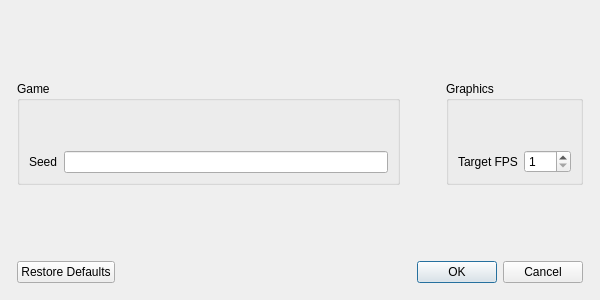
This is src/gui/OptionsDialog.ui in Glycaa/CrafTuX as Qt 5 draws it before an edit. The edited form follows.
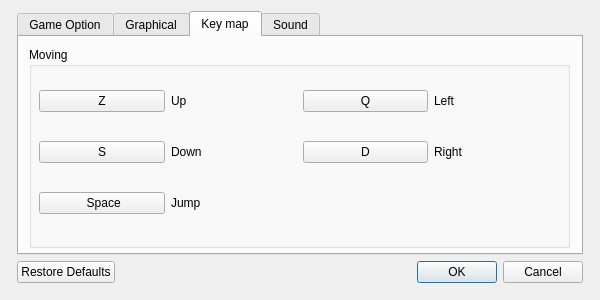
This is the edited form. The open tabs and pages were chosen to show the change.

Commit message: Add new menu option, and begin key selection

Patch:
```diff
--- a/src/gui/OptionsDialog.ui
+++ b/src/gui/OptionsDialog.ui
@@ -2,6 +2,14 @@
 <ui version="4.0">
  <class>OptionsDialog</class>
  <widget class="QDialog" name="OptionsDialog">
+  <property name="geometry">
+   <rect>
+    <x>0</x>
+    <y>0</y>
+    <width>600</width>
+    <height>300</height>
+   </rect>
+  </property>
   <property name="minimumSize">
    <size>
     <width>600</width>
@@ -28,19 +36,23 @@
     <number>17</number>
    </property>
    <item>
-    <spacer name="topVerticalSpacer">
-     <property name="orientation">
-      <enum>Qt::Vertical</enum>
+    <widget class="QTabWidget" name="tabOption">
+     <property name="currentIndex">
+      <number>0</number>
      </property>
-     <property name="sizeHint" stdset="0">
-      <size>
-       <width>20</width>
-       <height>40</height>
-      </size>
-     </property>
-    </spacer>
-   </item>
-   <item>
+     <widget class="QWidget" name="tab">
+      <attribute name="title">
+       <string>Game Option</string>
+      </attribute>
+      <widget class="QWidget" name="">
+       <property name="geometry">
+        <rect>
+         <x>10</x>
+         <y>10</y>
+         <width>541</width>
+         <height>201</height>
+        </rect>
+       </property>
     <layout class="QHBoxLayout" name="horizontalLayout">
      <item>
       <layout class="QVBoxLayout" name="gameVerticalLayout">
@@ -50,19 +62,6 @@
           <string>Game</string>
          </property>
          <layout class="QVBoxLayout" name="verticalLayout_4">
-          <item>
-           <spacer name="gameVerticalSpacer">
-            <property name="orientation">
-             <enum>Qt::Vertical</enum>
-            </property>
-            <property name="sizeHint" stdset="0">
-             <size>
-              <width>20</width>
-              <height>40</height>
-             </size>
-            </property>
-           </spacer>
-          </item>
           <item>
            <layout class="QHBoxLayout" name="seedHozizontalLayout">
             <item>
@@ -77,6 +76,19 @@
             </item>
            </layout>
           </item>
+             <item>
+              <spacer name="verticalSpacer">
+               <property name="orientation">
+                <enum>Qt::Vertical</enum>
+               </property>
+               <property name="sizeHint" stdset="0">
+                <size>
+                 <width>20</width>
+                 <height>40</height>
+                </size>
+               </property>
+              </spacer>
+             </item>
          </layout>
         </widget>
        </item>
@@ -87,9 +99,6 @@
        <property name="orientation">
         <enum>Qt::Horizontal</enum>
        </property>
-       <property name="sizeType">
-        <enum>QSizePolicy::Fixed</enum>
-       </property>
        <property name="sizeHint" stdset="0">
         <size>
          <width>40</width>
@@ -98,27 +107,31 @@
        </property>
       </spacer>
      </item>
-     <item>
-      <layout class="QVBoxLayout" name="graphicsVerticalLayout">
+       </layout>
+      </widget>
+      <zorder>groupBox</zorder>
+      <zorder></zorder>
+     </widget>
+     <widget class="QWidget" name="tab_2">
+      <attribute name="title">
+       <string>Graphical</string>
+      </attribute>
+      <widget class="QWidget" name="horizontalLayoutWidget">
+       <property name="geometry">
+        <rect>
+         <x>9</x>
+         <y>10</y>
+         <width>541</width>
+         <height>201</height>
+        </rect>
+       </property>
+       <layout class="QHBoxLayout" name="horizontalLayout_2">
        <item>
         <widget class="QGroupBox" name="graphicsGroupBox">
          <property name="title">
-          <string>Graphics</string>
+           <string>FPS</string>
          </property>
          <layout class="QVBoxLayout" name="verticalLayout_5">
-          <item>
-           <spacer name="graphicsVerticalSpacer">
-            <property name="orientation">
-             <enum>Qt::Vertical</enum>
-            </property>
-            <property name="sizeHint" stdset="0">
-             <size>
-              <width>20</width>
-              <height>40</height>
-             </size>
-            </property>
-           </spacer>
-          </item>
           <item>
            <layout class="QHBoxLayout" name="FPSHorizontalLayout">
             <item>
@@ -146,15 +159,8 @@
             </item>
            </layout>
           </item>
-         </layout>
-        </widget>
-       </item>
-      </layout>
-     </item>
-    </layout>
-   </item>
    <item>
-    <spacer name="bottomVerticalSpacer">
+            <spacer name="verticalSpacer_2">
      <property name="orientation">
       <enum>Qt::Vertical</enum>
      </property>
@@ -165,6 +171,188 @@
       </size>
      </property>
     </spacer>
+           </item>
+          </layout>
+         </widget>
+        </item>
+        <item>
+         <spacer name="horizontalSpacer">
+          <property name="orientation">
+           <enum>Qt::Horizontal</enum>
+          </property>
+          <property name="sizeHint" stdset="0">
+           <size>
+            <width>40</width>
+            <height>20</height>
+           </size>
+          </property>
+         </spacer>
+        </item>
+       </layout>
+      </widget>
+     </widget>
+     <widget class="QWidget" name="tab_3">
+      <attribute name="title">
+       <string>Key map</string>
+      </attribute>
+      <widget class="QGroupBox" name="groupBox_2">
+       <property name="geometry">
+        <rect>
+         <x>10</x>
+         <y>10</y>
+         <width>541</width>
+         <height>201</height>
+        </rect>
+       </property>
+       <property name="title">
+        <string>Moving</string>
+       </property>
+       <widget class="QWidget" name="gridLayoutWidget">
+        <property name="geometry">
+         <rect>
+          <x>10</x>
+          <y>20</y>
+          <width>521</width>
+          <height>171</height>
+         </rect>
+        </property>
+        <layout class="QGridLayout" name="gridLayout">
+         <item row="0" column="0">
+          <widget class="QPushButton" name="buttonUp">
+           <property name="text">
+            <string>Z</string>
+           </property>
+          </widget>
+         </item>
+         <item row="0" column="2">
+          <widget class="QPushButton" name="buttonLeft">
+           <property name="text">
+            <string>Q</string>
+           </property>
+          </widget>
+         </item>
+         <item row="1" column="0">
+          <widget class="QPushButton" name="buttonDown">
+           <property name="text">
+            <string>S</string>
+           </property>
+          </widget>
+         </item>
+         <item row="1" column="2">
+          <widget class="QPushButton" name="buttonRight">
+           <property name="text">
+            <string>D</string>
+           </property>
+          </widget>
+         </item>
+         <item row="0" column="1">
+          <widget class="QLabel" name="label">
+           <property name="text">
+            <string>Up</string>
+           </property>
+          </widget>
+         </item>
+         <item row="0" column="3">
+          <widget class="QLabel" name="label_2">
+           <property name="text">
+            <string>Left</string>
+           </property>
+          </widget>
+         </item>
+         <item row="1" column="1">
+          <widget class="QLabel" name="label_3">
+           <property name="text">
+            <string>Down</string>
+           </property>
+          </widget>
+         </item>
+         <item row="1" column="3">
+          <widget class="QLabel" name="label_4">
+           <property name="text">
+            <string>Right</string>
+           </property>
+          </widget>
+         </item>
+         <item row="2" column="0">
+          <widget class="QPushButton" name="buttonJump">
+           <property name="text">
+            <string> Space</string>
+           </property>
+          </widget>
+         </item>
+         <item row="2" column="1">
+          <widget class="QLabel" name="label_5">
+           <property name="text">
+            <string>Jump</string>
+           </property>
+          </widget>
+         </item>
+        </layout>
+       </widget>
+       <zorder>gridLayoutWidget</zorder>
+       <zorder>gridLayoutWidget</zorder>
+      </widget>
+     </widget>
+     <widget class="QWidget" name="tab_4">
+      <attribute name="title">
+       <string>Sound</string>
+      </attribute>
+      <widget class="QWidget" name="gridLayoutWidget_2">
+       <property name="geometry">
+        <rect>
+         <x>10</x>
+         <y>10</y>
+         <width>541</width>
+         <height>201</height>
+        </rect>
+       </property>
+       <layout class="QGridLayout" name="gridLayout_2">
+        <item row="0" column="0">
+         <widget class="QSlider" name="verticalSlider">
+          <property name="orientation">
+           <enum>Qt::Vertical</enum>
+          </property>
+         </widget>
+        </item>
+        <item row="1" column="0">
+         <widget class="QLabel" name="label_6">
+          <property name="text">
+           <string>Général</string>
+          </property>
+         </widget>
+        </item>
+        <item row="0" column="1">
+         <widget class="QSlider" name="verticalSlider_2">
+          <property name="orientation">
+           <enum>Qt::Vertical</enum>
+          </property>
+         </widget>
+        </item>
+        <item row="1" column="1">
+         <widget class="QLabel" name="label_7">
+          <property name="text">
+           <string>Musique</string>
+          </property>
+         </widget>
+        </item>
+        <item row="0" column="2">
+         <widget class="QSlider" name="verticalSlider_3">
+          <property name="orientation">
+           <enum>Qt::Vertical</enum>
+          </property>
+         </widget>
+        </item>
+        <item row="1" column="2">
+         <widget class="QLabel" name="label_8">
+          <property name="text">
+           <string>Bruitage</string>
+          </property>
+         </widget>
+        </item>
+       </layout>
+      </widget>
+     </widget>
+    </widget>
    </item>
    <item>
     <widget class="QDialogButtonBox" name="buttonBox">
```
Left out of the diff: 5 changed lines with no effect on the pictures. Lines whose indentation alone changed are shown as unchanged. The commit also changes 5 other files.
